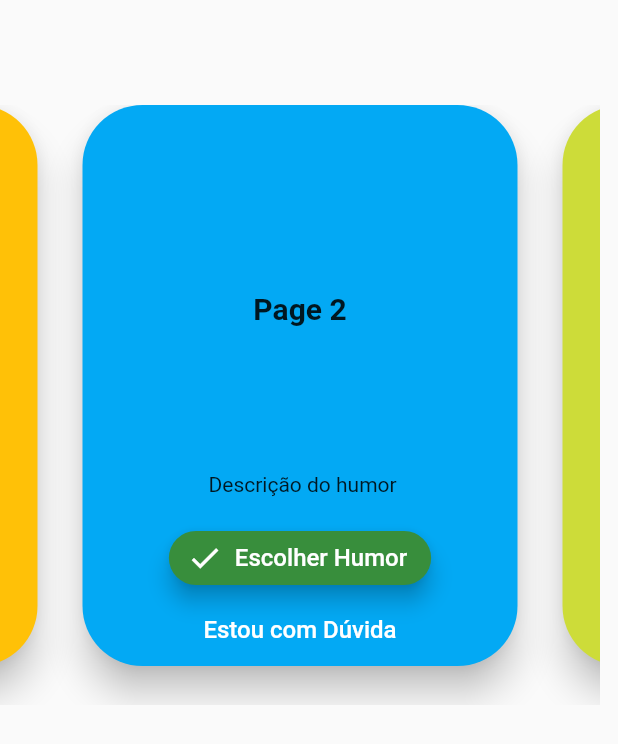
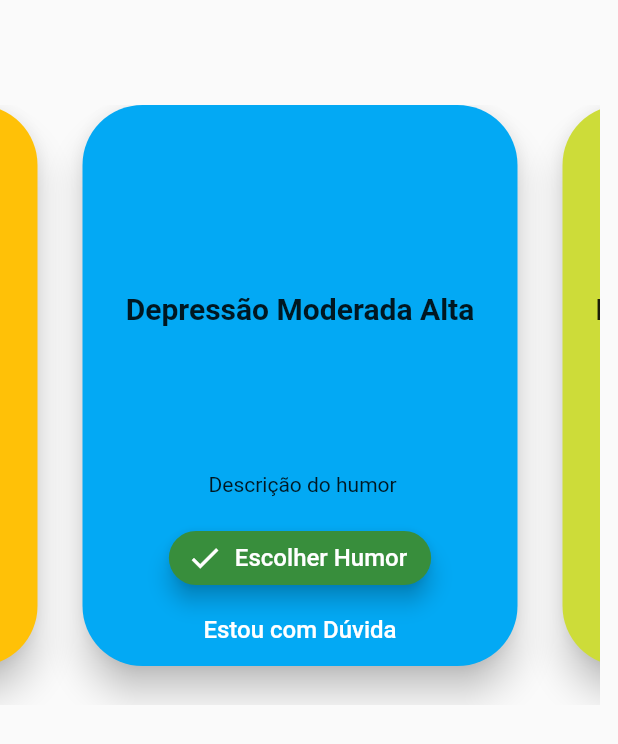
Before and after one commit to daltonbc96/afetivo, a Flutter app: the Home widget shown alone on an empty page, opened directly, swiped to page 2, on a phone screen of 412 x 824 dp. Shown: the top 744 px of the screen. Run offline on Flutter 3.47's test engine with Material 2 defaults, Android fonts, the phone set to English and light mode, and no system bars; our stand-ins replace datetime_picker_formfield, flutter_mobx, mobx; accounts and stored records are empty; generated files the repository leaves out were written again.

Commit message:
Initial implementation of humorstore

```diff
--- a/lib/main.dart
+++ b/lib/main.dart
@@ -33,7 +33,6 @@ class MyApp extends StatelessWidget {
               DashboardScreen.tag: (context) =>
                   DashboardScreen(title: 'Afetivo'),
               FogotPage.tag: (context) => FogotPage(),
-              AddicionalInfo.tag: (context) => AddicionalInfo(),
               Afetivograma.tag: (context) => Afetivograma("Afetivograma"),
               LoginPage.tag: (context) => LoginPage(),
               CadastroPage.tag: (context) => CadastroPage(),
--- a/lib/models/Humor.dart
+++ b/lib/models/Humor.dart
@@ -16,18 +16,55 @@ enum TipoHumor {
   graveMania
 }
 
+bool tipoHumorManiaco(TipoHumor tipoHumor) {
+  switch (tipoHumor) {
+    case TipoHumor.leveMania:
+    case TipoHumor.modLeveMania:
+    case TipoHumor.modGraveMania:
+    case TipoHumor.graveMania:
+      return true;
+    default:
+  }
+  return false;
+}
+
+String describeTipoHumor(TipoHumor humor) {
+  switch (humor) {
+    case TipoHumor.graveDepre:
+      return "Depressão Severa";
+    case TipoHumor.modGraveDepre:
+      return "Depressão Moderada Alta";
+    case TipoHumor.modLeveDepre:
+      return "Depressão Moderada Baixa";
+    case TipoHumor.leveDepre:
+      return "Depressão Leve";
+    case TipoHumor.estavel:
+      return "Estável";
+    case TipoHumor.leveMania:
+      return "Mania Leve";
+    case TipoHumor.modLeveMania:
+      return "Mania Moderada Baixa";
+    case TipoHumor.modGraveMania:
+      return "Mania Moderada Alta";
+    case TipoHumor.graveMania:
+      return "Mania Severa";
+    default:
+  }
+  return '';
+}
+
 @JsonSerializable()
 class RegistroHumor extends _RegistroHumor with _$RegistroHumor {
   RegistroHumor(
       {TipoHumor tipo,
-      bool disforico,
+      bool disforico = false,
       DateTime data,
       int nota,
       List<RegistroMedicamento> medicamentos,
-      double horasDormidas,
-      bool periodoMenstrual,
+      int horasDormidas,
+      bool periodoMenstrual = false,
       String eventoDeVida,
-      int impactoEvento,
+      double impactoEvento = 0,
       String sintomas,
       String otherInfo})
       : super(
@@ -35,7 +72,7 @@ class RegistroHumor extends _RegistroHumor with _$RegistroHumor {
             disforico: disforico,
             data: data,
             nota: nota,
-            medicamentos: ObservableList.of(medicamentos??[]),
+            medicamentos: ObservableList.of(medicamentos ?? []),
             horasDormidas: horasDormidas,
             periodoMenstrual: periodoMenstrual,
             eventoDeVida: eventoDeVida,
@@ -69,13 +106,13 @@ abstract class _RegistroHumor with Store {
   ObservableList<RegistroMedicamento> medicamentos =
       ObservableList<RegistroMedicamento>();
   @observable
-  double horasDormidas;
+  int horasDormidas;
   @observable
   bool periodoMenstrual;
   @observable
   String eventoDeVida;
   @observable
-  int impactoEvento;
+  double impactoEvento;
   @observable
   String sintomas;
   @observable
@@ -96,11 +133,14 @@ abstract class _RegistroHumor with Store {
 }
 
 class _ObservableListJsonConverter
-    implements JsonConverter<ObservableList<RegistroMedicamento>, List<Map<String, dynamic>>> {
+    implements
+        JsonConverter<ObservableList<RegistroMedicamento>,
+            List<Map<String, dynamic>>> {
   const _ObservableListJsonConverter();
 
   @override
-  ObservableList<RegistroMedicamento> fromJson(List<Map<String, dynamic>> json) =>
+  ObservableList<RegistroMedicamento> fromJson(
+          List<Map<String, dynamic>> json) =>
       ObservableList.of(json.map((x) => RegistroMedicamento.fromJson(x)));
 
   @override
--- a/lib/pages/home.dart
+++ b/lib/pages/home.dart
@@ -1,3 +1,4 @@
+import 'package:afetivo/models/Humor.dart';
 import 'package:flutter/cupertino.dart';
 import 'package:flutter/material.dart';
 
@@ -18,13 +19,8 @@ class _HomeState extends State<Home> {
     final PageController pageController =
         PageController(initialPage: 4, viewportFraction: 0.8);
 
-    Widget getPageWidget(
-      String text,
-      String text2,
-      MaterialColor backgroundColor,
-      String titulo,
-      String descricao,
-    ) {
+    Widget getPageWidget(String text2, MaterialColor backgroundColor,
+        String titulo, String descricao, TipoHumor tipoHumor) {
       return Container(
         margin: EdgeInsets.symmetric(horizontal: 15.0),
         child: Column(
@@ -39,7 +35,7 @@ class _HomeState extends State<Home> {
                     Align(
                         alignment: Alignment.center,
                         child: Text(
-                          text,
+                          describeTipoHumor(tipoHumor),
                           style: TextStyle(
                               fontWeight: FontWeight.bold,
                               fontSize: 20.0,
@@ -66,7 +62,9 @@ class _HomeState extends State<Home> {
                         ),
                         color: Colors.green[700],
                         onPressed: () {
-                          Navigator.of(context).pushNamed(AddicionalInfo.tag);
+                          Navigator.of(context).push(MaterialPageRoute(
+                              builder: (context) => AddicionalInfo(
+                                  humor: RegistroHumor(tipo: tipoHumor))));
                         },
                       ),
                     ),
@@ -143,24 +141,24 @@ class _HomeState extends State<Home> {
       child: PageView(
         controller: pageController,
         children: [
-          getPageWidget("Page 1", " Descrição do humor", Colors.amber, "page1",
-              "descrição 1"),
-          getPageWidget("Page 2", " Descrição do humor", Colors.lightBlue,
-              "page2", "descrição 2"),
-          getPageWidget("Page 3", " Descrição do humor", Colors.lime, "page3",
-              "descrição 3"),
-          getPageWidget("Page 4", " Descrição do humor", Colors.lime, "page4",
-              "descrição 4"),
-          getPageWidget("Page 5", " Descrição do humor", Colors.lime, "page5",
-              "descrição 5"),
-          getPageWidget("Page 6", " Descrição do humor", Colors.lime, "page6",
-              "descrição 6"),
-          getPageWidget("Page 7", " Descrição do humor", Colors.lime, "page7",
-              "descrição 7"),
-          getPageWidget("Page 8", " Descrição do humor", Colors.lime, "page8",
-              "descrição 8"),
-          getPageWidget("Page 9", " Descrição do humor", Colors.lime, "page9",
-              "descrição 9"),
+          getPageWidget(" Descrição do humor", Colors.amber, "page1",
+              "descrição 1", TipoHumor.graveDepre),
+          getPageWidget(" Descrição do humor", Colors.lightBlue, "page2",
+              "descrição 2", TipoHumor.modGraveDepre),
+          getPageWidget(" Descrição do humor", Colors.lime, "page3",
+              "descrição 3", TipoHumor.modLeveDepre),
+          getPageWidget(" Descrição do humor", Colors.lime, "page4",
+              "descrição 4", TipoHumor.leveDepre),
+          getPageWidget(" Descrição do humor", Colors.lime, "page5",
+              "descrição 5", TipoHumor.estavel),
+          getPageWidget(" Descrição do humor", Colors.lime, "page6",
+              "descrição 6", TipoHumor.leveMania),
+          getPageWidget(" Descrição do humor", Colors.lime, "page7",
+              "descrição 7", TipoHumor.modLeveMania),
+          getPageWidget(" Descrição do humor", Colors.lime, "page8",
+              "descrição 8", TipoHumor.modGraveMania),
+          getPageWidget(" Descrição do humor", Colors.lime, "page9",
+              "descrição 9", TipoHumor.graveMania),
         ],
       ),
     );
--- a/lib/stores/LoginStore.dart
+++ b/lib/stores/LoginStore.dart
@@ -10,7 +10,14 @@ class LoginStore extends _LoginStore with _$LoginStore {
 }
 
 abstract class _LoginStore with Store {
-  List<UserProfile> _userlist = List();
+  List<UserProfile> _userlist = [
+    UserProfile(
+        email: "john.dalton@exemplo.com",
+        password: "senha",
+        nome: "John",
+        sobrenome: "Dalton",
+        sexo: Sexo.masc)
+  ];
 
   @observable
   UserProfile userProfile;
--- a/pubspec.yaml
+++ b/pubspec.yaml
@@ -14,7 +14,7 @@ description: A new Flutter project.
 version: 1.0.0+1
 
 environment:
-  sdk: ">=2.2.0 <3.0.0"
+  sdk: ">=2.2.2 <3.0.0"
 
 
 
```
Also changed, not shown: lib/pages/adicionalInfo.dart (+102 -85 lines), lib/stores/HumorStore.dart (added, +20 -0 lines), lib/models/Humor.g.dart, lib/stores/HumorStore.g.dart (added).
